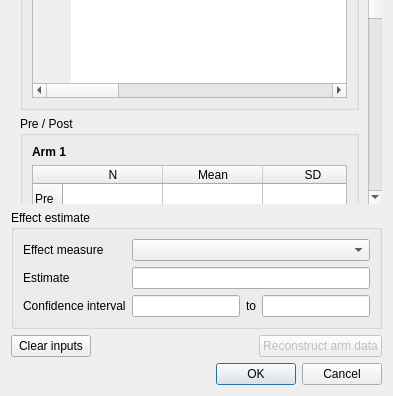
This is src/rc_metastudio/forms/continuous_data_dialog.ui in AliSalman-et-al/rc-metastudio as Qt 5 draws it before an edit; both pictures show x 0 to 393 and y 171 to 567 of the 393 by 567 pixel window. The edited form follows.
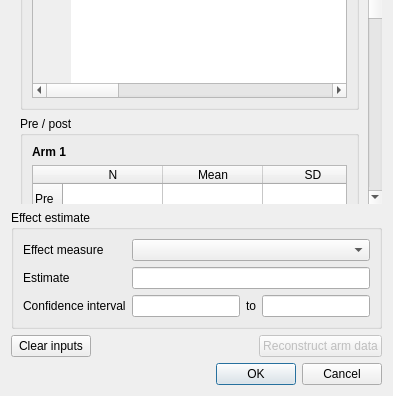
This is the edited form. Icons and pictures are not drawn.

What changed in the file:
```diff
--- a/src/rc_metastudio/forms/continuous_data_dialog.ui
+++ b/src/rc_metastudio/forms/continuous_data_dialog.ui
@@ -38,7 +38,7 @@
        </item>
        <item>
         <widget class="QGroupBox" name="pre_post_group_box">
-         <property name="title"><string>Pre / Post</string></property>
+         <property name="title"><string>Pre / post</string></property>
          <layout class="QVBoxLayout" name="pre_post_layout">
           <item><widget class="QLabel" name="group_one_label"><property name="text"><string>Arm 1</string></property><property name="font"><font><weight>75</weight><italic>false</italic><bold>true</bold></font></property></widget></item>
           <item><widget class="QTableWidget" name="g1_pre_post_table">
```
Left out of the diff: 2 changed lines with no effect on the pictures.
